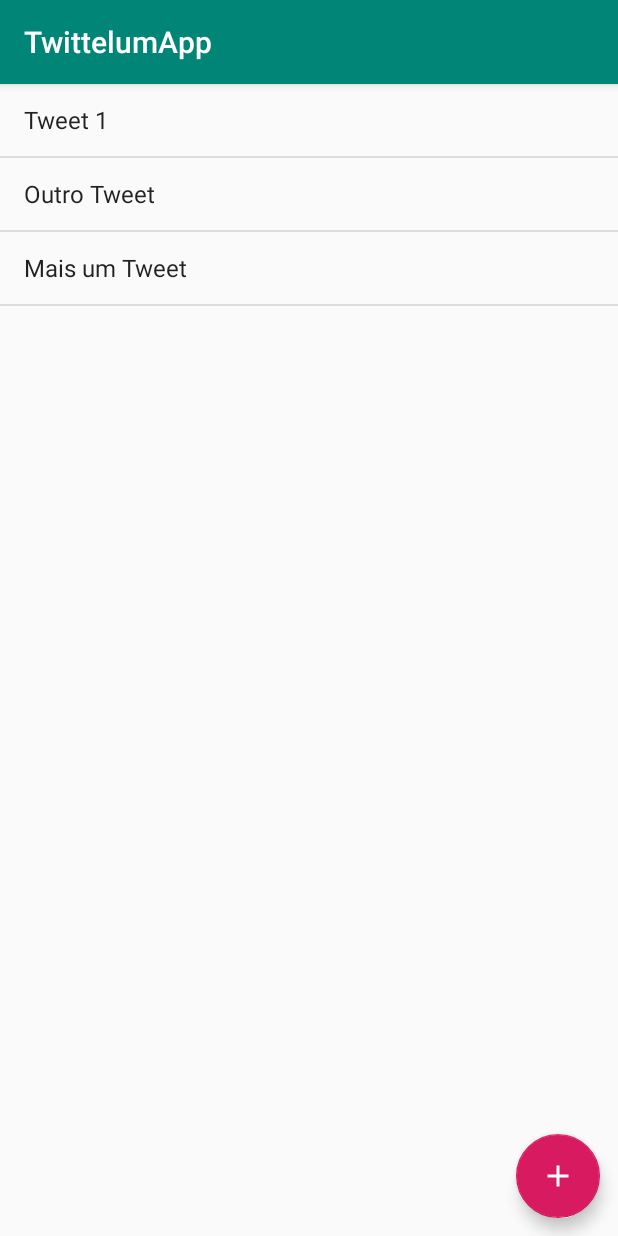
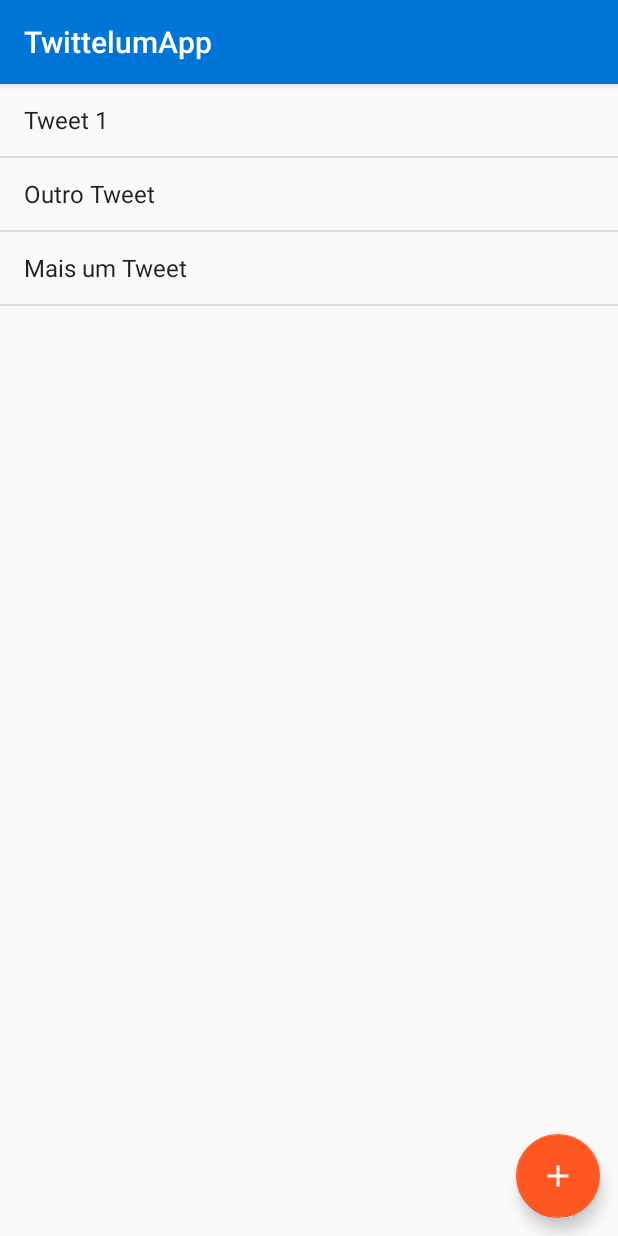
Before and after one commit to erickpreviato/caelum, an Android app: the screen it shows after launch (ListaTweetsActivity), on a phone screen of 412 x 824 dp. Run offline under Robolectric (Android 15) with nearby library versions, the phone set to English and light mode, and no system bars.

Commit message:
Realizado ate o exercicio 3.4

```diff
--- a/TwittelumApp/app/src/main/java/br/com/caelum/twittelumapp/ListaTweetsActivity.kt
+++ b/TwittelumApp/app/src/main/java/br/com/caelum/twittelumapp/ListaTweetsActivity.kt
@@ -1,5 +1,6 @@
 package br.com.caelum.twittelumapp
 
+import android.content.Intent
 import android.os.Bundle
 import android.widget.ArrayAdapter
 import androidx.appcompat.app.AppCompatActivity
@@ -16,6 +17,9 @@ class ListaTweetsActivity : AppCompatActivity() {
         val adapter = ArrayAdapter<String>(this, android.R.layout.simple_list_item_1, tweets)
         lista_tweets.adapter = adapter
 
-        fab_add.setOnClickListener { Snackbar.make(lista_tweets, "Carregando...", Snackbar.LENGTH_SHORT).show() }
+        fab_add.setOnClickListener {
+            val intencao = Intent(this, TweetActivity::class.java)
+            startActivity(intencao)
+        }
     }
 }
--- a/TwittelumApp/app/src/main/java/br/com/caelum/twittelumapp/TweetActivity.kt
+++ b/TwittelumApp/app/src/main/java/br/com/caelum/twittelumapp/TweetActivity.kt
@@ -11,13 +11,14 @@ class TweetActivity : AppCompatActivity() {
         super.onCreate(savedInstanceState)
         setContentView(R.layout.activity_tweet)
 
-        publicaTweet()
+        btn_publica.setOnClickListener {
+            publicaTweet()
+            finish()
+        }
     }
 
     private fun publicaTweet() {
-        btn_publica.setOnClickListener {
-            val tweet = mensagem.text.toString()
-            Toast.makeText(this, tweet, Toast.LENGTH_LONG).show();
-        }
+        val tweet = mensagem.text.toString()
+        Toast.makeText(this, tweet, Toast.LENGTH_LONG).show()
     }
 }
--- a/TwittelumApp/app/src/main/res/layout/activity_lista_tweets.xml
+++ b/TwittelumApp/app/src/main/res/layout/activity_lista_tweets.xml
@@ -1,11 +1,11 @@
 <?xml version="1.0" encoding="utf-8"?>
 
 <androidx.coordinatorlayout.widget.CoordinatorLayout xmlns:android="http://schemas.android.com/apk/res/android"
+    xmlns:app="http://schemas.android.com/apk/res-auto"
     android:layout_width="match_parent"
     android:layout_height="match_parent">
 
-    <androidx.constraintlayout.widget.ConstraintLayout xmlns:android="http://schemas.android.com/apk/res/android"
-        xmlns:app="http://schemas.android.com/apk/res-auto"
+    <androidx.constraintlayout.widget.ConstraintLayout
         android:layout_width="match_parent"
         android:layout_height="match_parent">
 
@@ -21,9 +21,9 @@
 
     <com.google.android.material.floatingactionbutton.FloatingActionButton
         android:id="@+id/fab_add"
-        android:layout_gravity="bottom|end"
         android:layout_width="wrap_content"
         android:layout_height="wrap_content"
+        android:layout_gravity="bottom|end"
         android:layout_margin="12dp"
         android:src="@drawable/ic_add" />
 
--- a/TwittelumApp/app/src/main/res/values/colors.xml
+++ b/TwittelumApp/app/src/main/res/values/colors.xml
@@ -1,6 +1,6 @@
 <?xml version="1.0" encoding="utf-8"?>
 <resources>
-    <color name="colorPrimary">#008577</color>
-    <color name="colorPrimaryDark">#00574B</color>
-    <color name="colorAccent">#D81B60</color>
+    <color name="colorPrimary">#0075D8</color>
+    <color name="colorPrimaryDark">#02189E</color>
+    <color name="colorAccent">#FF5722</color>
 </resources>
```
